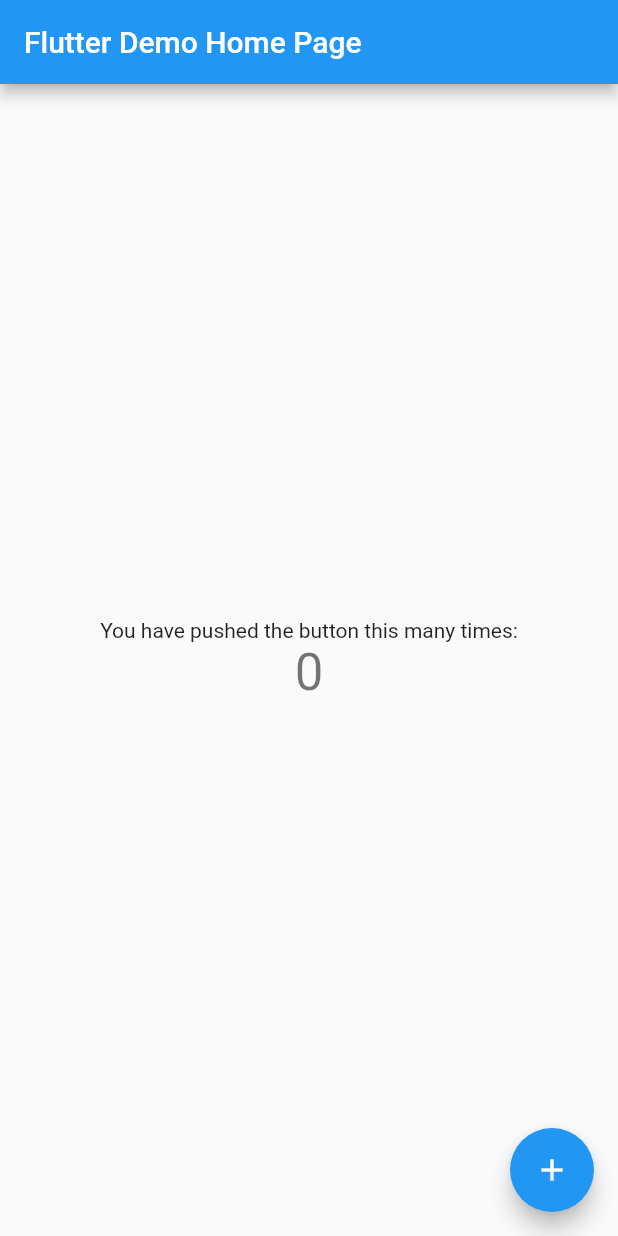
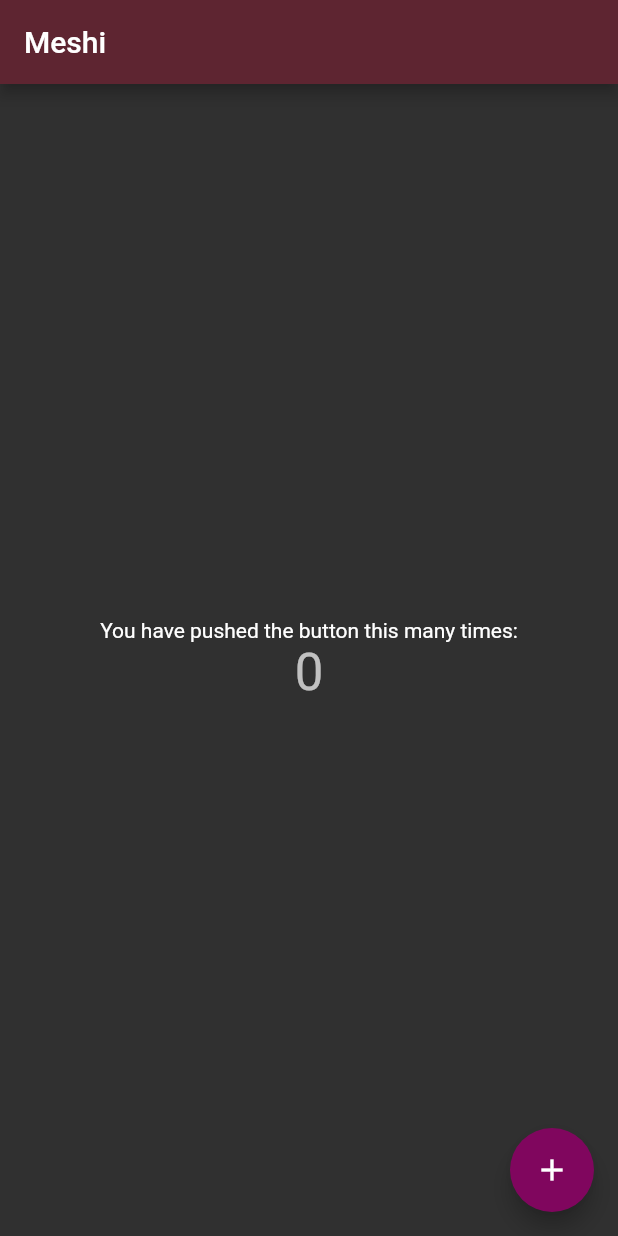
Before and after one commit to diegoalvis/meshi, a Flutter app: the screen it shows after launch, on a phone screen of 412 x 824 dp. Run offline on Flutter 3.47's test engine with Material 2 defaults, Android fonts, the phone set to English and light mode, and no system bars.

Commit message:
Definir color de la aplicacion

```diff
--- a/lib/main.dart
+++ b/lib/main.dart
@@ -9,17 +9,31 @@ class MyApp extends StatelessWidget {
     return new MaterialApp(
       title: 'Flutter Demo',
       theme: new ThemeData(
-        // This is the theme of your application.
-        //
-        // Try running your application with "flutter run". You'll see the
-        // application has a blue toolbar. Then, without quitting the app, try
-        // changing the primarySwatch below to Colors.green and then invoke
-        // "hot reload" (press "r" in the console where you ran "flutter run",
-        // or press Run > Flutter Hot Reload in IntelliJ). Notice that the
-        // counter didn't reset back to zero; the application is not restarted.
-        primarySwatch: Colors.blue,
+        primaryColor: Color(0xFF5E2531),
+        primaryColorDark: Color(0xFF4B1822),
+        primaryColorLight: Color(0xFF672836),
+        accentColor: Color(0xFF80065E),
+        dividerColor: Color(0xFFCCCCCC),
+        colorScheme: ColorScheme(
+            primary: Color(0xFF5E2531),
+            primaryVariant: Color(0xFF672836),
+            secondary: Color(0xFF80065E),
+            secondaryVariant: Color(0xFF4f0034),
+            surface: Colors.white,
+            background: Colors.white,
+            error: Color(0xFFBA0000),
+            onPrimary: Color(0xFFCDB5AA),
+            onSecondary: Colors.white,
+            onSurface: Color(0xFF505050),
+            onBackground: Color(0xFF303030),
+            onError: Colors.white,
+            brightness: Brightness.dark),
+//        primarySwatch: Colors.blue,
       ),
-      home: new MyHomePage(title: 'Flutter Demo Home Page'),
+      home: new MyHomePage(title: 'Meshi'),
+      routes: <String, WidgetBuilder>{
+        '/a': (BuildContext context) => MyHomePage(title: 'page A'),
+      },
     );
   }
 }
```
Also changed, not shown: 1 other file.
